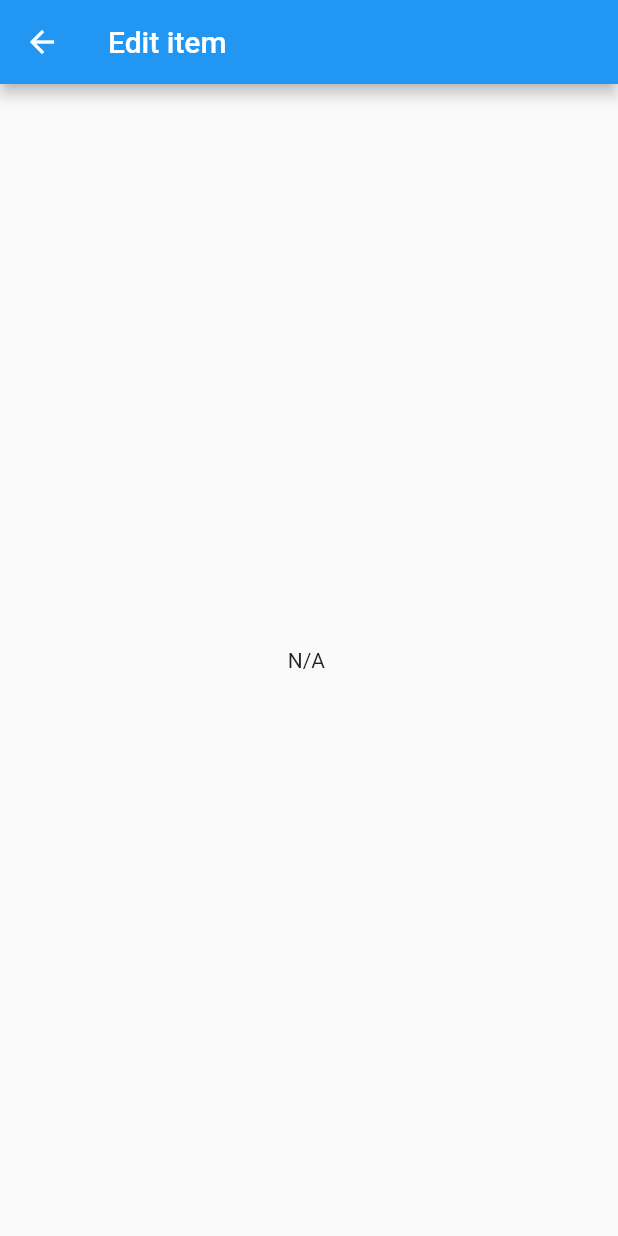
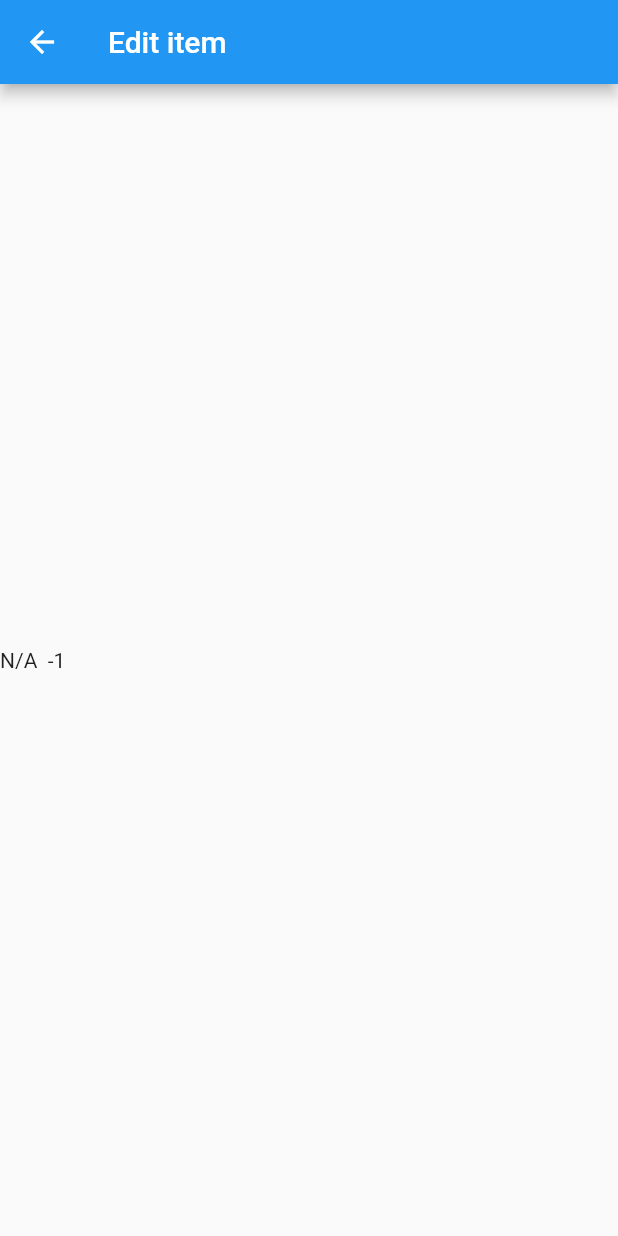
Before and after one commit to aldnav/juisan-app, a Flutter app: the EditStockPage screen opened directly, on a phone screen of 412 x 824 dp. Run offline on Flutter 3.47's test engine with Material 2 defaults, Android fonts, the phone set to English and light mode, and no system bars; our stand-ins replace bloc, equatable, flutter_bloc.

Commit message:
WIP Use bloc for state management
Signed-off-by: Aldrin Navarro <aldrinnavarro16@gmail.com>

```diff
--- /dev/null
+++ b/lib/blocs/stock_for_edit_bloc.dart
@@ -0,0 +1,13 @@
+import 'package:bloc/bloc.dart';
+import 'package:equatable/equatable.dart';
+
+part 'stock_for_edit_event.dart';
+part 'stock_for_edit_state.dart';
+
+class StockForEditBloc extends Bloc<StockForEditEvent, StockForEditState> {
+  StockForEditBloc() : super(StockForEditInitial(-1)) {
+    on<StockForEditSelected>((event, emit) {
+      emit(StockForEditUpdated(event.stockId));
+    });
+  }
+}
--- /dev/null
+++ b/lib/blocs/stock_for_edit_event.dart
@@ -0,0 +1,13 @@
+part of 'stock_for_edit_bloc.dart';
+
+abstract class StockForEditEvent extends Equatable {
+  const StockForEditEvent(this.stockId);
+  final int stockId;
+
+  @override
+  List<Object> get props => [stockId];
+}
+
+class StockForEditSelected extends StockForEditEvent {
+  const StockForEditSelected(int stockId) : super(stockId);
+}
--- /dev/null
+++ b/lib/blocs/stock_for_edit_state.dart
@@ -0,0 +1,16 @@
+part of 'stock_for_edit_bloc.dart';
+
+abstract class StockForEditState extends Equatable {
+  const StockForEditState(this.stockId);
+  final int stockId;
+  @override
+  List<Object> get props => [stockId];
+}
+
+class StockForEditInitial extends StockForEditState {
+  const StockForEditInitial(int stockId) : super(stockId);
+}
+
+class StockForEditUpdated extends StockForEditState {
+  const StockForEditUpdated(int stockId) : super(stockId);
+}
--- a/lib/screens/stock_page_edit.dart
+++ b/lib/screens/stock_page_edit.dart
@@ -1,4 +1,5 @@
 import 'package:flutter/material.dart';
+import 'package:juisan/blocs/stock_for_edit_bloc.dart';
 import 'package:juisan/services/stock_items.dart';
 import 'package:juisan/widgets/loads/stock_item.dart';
 import 'package:provider/provider.dart';
@@ -21,12 +22,20 @@ class _EditStockPageState extends State<EditStockPage> {
         builder: (context, stockItemForEdit, child) {
       StockItem stockItem = stockItemForEdit.stockItem;
 
+      /// from bloc
+
       return Scaffold(
         appBar: AppBar(
           title: Text(appBarTitle),
         ),
         body: Center(
-          child: Text(stockItem.name + " " + stockItemForEdit.message),
+          child: Row(
+            children: [
+              Text(stockItem.name + " " + stockItemForEdit.message),
+              Text(" "),
+              Text(context.read<StockForEditBloc>().state.stockId.toString()),
+            ],
+          ),
         ),
       );
     });
--- a/lib/widgets/loads/stock_item.dart
+++ b/lib/widgets/loads/stock_item.dart
@@ -1,4 +1,5 @@
 import 'package:flutter/material.dart';
+import 'package:juisan/blocs/stock_for_edit_bloc.dart';
 import 'package:juisan/screens/stock_page_edit.dart';
 import 'package:juisan/services/stock_items.dart';
 import 'package:provider/provider.dart';
@@ -124,6 +125,9 @@ class StockItemListTile extends StatelessWidget {
                       //     ),
                       //   ),
                       // );
+                      context
+                          .read<StockForEditBloc>()
+                          .add(StockForEditSelected(stockItem.id));
                       Navigator.of(context).push(MaterialPageRoute(
                           builder: (context) => ChangeNotifierProvider.value(
                                 value: stockItemForEdit,
--- a/pubspec.yaml
+++ b/pubspec.yaml
@@ -31,6 +31,8 @@ dependencies:
     sdk: flutter
 
   provider: ^6.0.0
+  equatable: ^2.0.0
+  flutter_bloc: ^8.0.0
 
   # The following adds the Cupertino Icons font to your application.
   # Use with the CupertinoIcons class for iOS style icons.
```
Also changed, not shown: lib/main.dart (+14 -3 lines), pubspec.lock.
